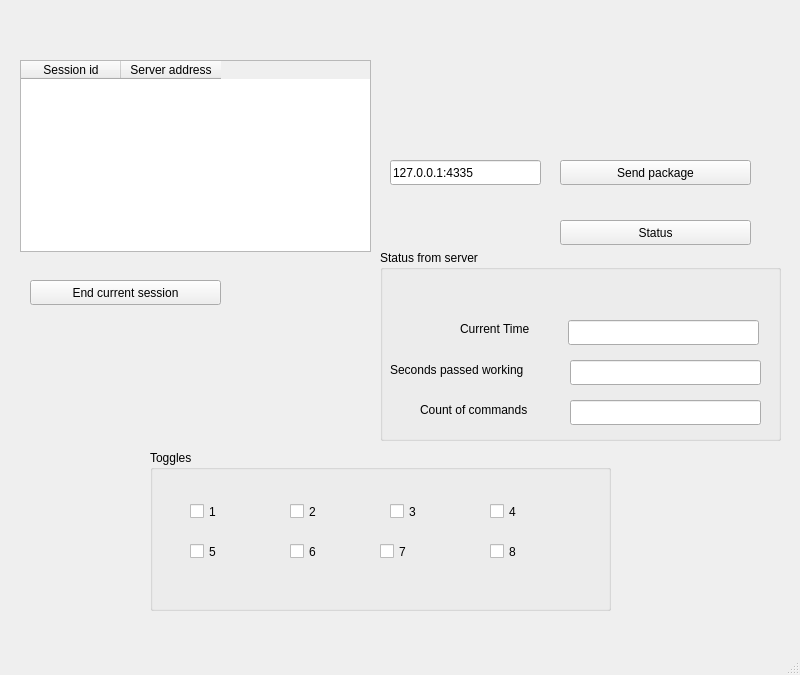
The window that practice_task/mainwindow.ui (ThatsRightImKiryu/CNIIAG-Practice) describes before a commit, drawn with Qt 5.
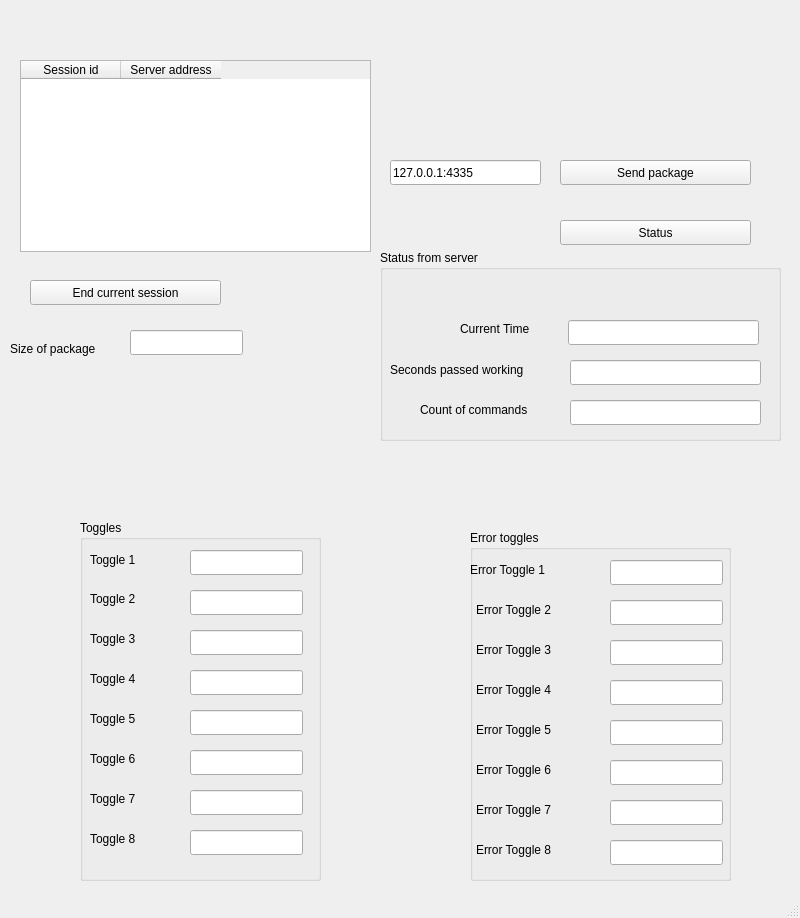
The same window after the commit.

Commit message: reorder classes; rename classes; try to compress 8 to 7 bits; but error with bytetotoggles

The edit to the form file:
```diff
--- a/practice_task/mainwindow.ui
+++ b/practice_task/mainwindow.ui
@@ -7,7 +7,7 @@
     <x>0</x>
     <y>0</y>
     <width>800</width>
-    <height>675</height>
+    <height>918</height>
    </rect>
   </property>
   <property name="windowTitle">
@@ -101,123 +101,6 @@
      <string>End current session</string>
     </property>
    </widget>
-   <widget class="QGroupBox" name="toggleGroupBox">
-    <property name="geometry">
-     <rect>
-      <x>150</x>
-      <y>450</y>
-      <width>461</width>
-      <height>161</height>
-     </rect>
-    </property>
-    <property name="title">
-     <string>Toggles</string>
-    </property>
-    <widget class="QCheckBox" name="checkBox">
-     <property name="geometry">
-      <rect>
-       <x>40</x>
-       <y>50</y>
-       <width>92</width>
-       <height>23</height>
-      </rect>
-     </property>
-     <property name="text">
-      <string>1</string>
-     </property>
-    </widget>
-    <widget class="QCheckBox" name="checkBox_2">
-     <property name="geometry">
-      <rect>
-       <x>140</x>
-       <y>50</y>
-       <width>92</width>
-       <height>23</height>
-      </rect>
-     </property>
-     <property name="text">
-      <string>2</string>
-     </property>
-    </widget>
-    <widget class="QCheckBox" name="checkBox_3">
-     <property name="geometry">
-      <rect>
-       <x>240</x>
-       <y>50</y>
-       <width>92</width>
-       <height>23</height>
-      </rect>
-     </property>
-     <property name="text">
-      <string>3</string>
-     </property>
-    </widget>
-    <widget class="QCheckBox" name="checkBox_4">
-     <property name="geometry">
-      <rect>
-       <x>340</x>
-       <y>50</y>
-       <width>92</width>
-       <height>23</height>
-      </rect>
-     </property>
-     <property name="text">
-      <string>4</string>
-     </property>
-    </widget>
-    <widget class="QCheckBox" name="checkBox_9">
-     <property name="geometry">
-      <rect>
-       <x>40</x>
-       <y>90</y>
-       <width>92</width>
-       <height>23</height>
-      </rect>
-     </property>
-     <property name="text">
-      <string>5</string>
-     </property>
-    </widget>
-    <widget class="QCheckBox" name="checkBox_10">
-     <property name="geometry">
-      <rect>
-       <x>140</x>
-       <y>90</y>
-       <width>92</width>
-       <height>23</height>
-      </rect>
-     </property>
-     <property name="text">
-      <string>6</string>
-     </property>
-    </widget>
-    <widget class="QCheckBox" name="checkBox_11">
-     <property name="geometry">
-      <rect>
-       <x>230</x>
-       <y>90</y>
-       <width>92</width>
-       <height>23</height>
-      </rect>
-     </property>
-     <property name="text">
-      <string>7</string>
-     </property>
-    </widget>
-    <widget class="QCheckBox" name="checkBox_12">
-     <property name="geometry">
-      <rect>
-       <x>340</x>
-       <y>90</y>
-       <width>92</width>
-       <height>23</height>
-      </rect>
-     </property>
-     <property name="text">
-      <string>8</string>
-     </property>
-    </widget>
-   </widget>
    <widget class="QGroupBox" name="StatusGroupBox">
     <property name="geometry">
      <rect>
@@ -312,6 +195,474 @@
      </property>
     </widget>
    </widget>
+   <widget class="QGroupBox" name="groupBox_toggle">
+    <property name="geometry">
+     <rect>
+      <x>80</x>
+      <y>520</y>
+      <width>241</width>
+      <height>361</height>
+     </rect>
+    </property>
+    <property name="title">
+     <string>Toggles</string>
+    </property>
+    <widget class="QLabel" name="label_11">
+     <property name="geometry">
+      <rect>
+       <x>10</x>
+       <y>270</y>
+       <width>67</width>
+       <height>17</height>
+      </rect>
+     </property>
+     <property name="text">
+      <string>Toggle 7</string>
+     </property>
+    </widget>
+    <widget class="QLineEdit" name="lineEdit_2">
+     <property name="geometry">
+      <rect>
+       <x>110</x>
+       <y>30</y>
+       <width>113</width>
+       <height>25</height>
+      </rect>
+     </property>
+     <property name="readOnly">
+      <bool>true</bool>
+     </property>
+    </widget>
+    <widget class="QLineEdit" name="lineEdit_3">
+     <property name="geometry">
+      <rect>
+       <x>110</x>
+       <y>70</y>
+       <width>113</width>
+       <height>25</height>
+      </rect>
+     </property>
+     <property name="readOnly">
+      <bool>true</bool>
+     </property>
+    </widget>
+    <widget class="QLineEdit" name="lineEdit_6">
+     <property name="geometry">
+      <rect>
+       <x>110</x>
+       <y>190</y>
+       <width>113</width>
+       <height>25</height>
+      </rect>
+     </property>
+     <property name="readOnly">
+      <bool>true</bool>
+     </property>
+    </widget>
+    <widget class="QLineEdit" name="lineEdit_7">
+     <property name="geometry">
+      <rect>
+       <x>110</x>
+       <y>230</y>
+       <width>113</width>
+       <height>25</height>
+      </rect>
+     </property>
+     <property name="readOnly">
+      <bool>true</bool>
+     </property>
+    </widget>
+    <widget class="QLabel" name="label_4">
+     <property name="geometry">
+      <rect>
+       <x>10</x>
+       <y>30</y>
+       <width>61</width>
+       <height>20</height>
+      </rect>
+     </property>
+     <property name="text">
+      <string>Toggle 1</string>
+     </property>
+    </widget>
+    <widget class="QLabel" name="label_10">
+     <property name="geometry">
+      <rect>
+       <x>10</x>
+       <y>230</y>
+       <width>67</width>
+       <height>17</height>
+      </rect>
+     </property>
+     <property name="text">
+      <string>Toggle 6</string>
+     </property>
+    </widget>
+    <widget class="QLabel" name="label_7">
+     <property name="geometry">
+      <rect>
+       <x>10</x>
+       <y>150</y>
+       <width>67</width>
+       <height>17</height>
+      </rect>
+     </property>
+     <property name="text">
+      <string>Toggle 4</string>
+     </property>
+    </widget>
+    <widget class="QLabel" name="label_8">
+     <property name="geometry">
+      <rect>
+       <x>10</x>
+       <y>190</y>
+       <width>67</width>
+       <height>17</height>
+      </rect>
+     </property>
+     <property name="text">
+      <string>Toggle 5</string>
+     </property>
+    </widget>
+    <widget class="QLabel" name="label_9">
+     <property name="geometry">
+      <rect>
+       <x>10</x>
+       <y>310</y>
+       <width>67</width>
+       <height>17</height>
+      </rect>
+     </property>
+     <property name="text">
+      <string>Toggle 8</string>
+     </property>
+    </widget>
+    <widget class="QLineEdit" name="lineEdit_4">
+     <property name="geometry">
+      <rect>
+       <x>110</x>
+       <y>110</y>
+       <width>113</width>
+       <height>25</height>
+      </rect>
+     </property>
+     <property name="readOnly">
+      <bool>true</bool>
+     </property>
+    </widget>
+    <widget class="QLineEdit" name="lineEdit_5">
+     <property name="geometry">
+      <rect>
+       <x>110</x>
+       <y>150</y>
+       <width>113</width>
+       <height>25</height>
+      </rect>
+     </property>
+     <property name="readOnly">
+      <bool>true</bool>
+     </property>
+    </widget>
+    <widget class="QLineEdit" name="lineEdit_8">
+     <property name="geometry">
+      <rect>
+       <x>110</x>
+       <y>270</y>
+       <width>113</width>
+       <height>25</height>
+      </rect>
+     </property>
+     <property name="readOnly">
+      <bool>true</bool>
+     </property>
+    </widget>
+    <widget class="QLabel" name="label_5">
+     <property name="geometry">
+      <rect>
+       <x>10</x>
+       <y>70</y>
+       <width>67</width>
+       <height>17</height>
+      </rect>
+     </property>
+     <property name="text">
+      <string>Toggle 2</string>
+     </property>
+    </widget>
+    <widget class="QLabel" name="label_6">
+     <property name="geometry">
+      <rect>
+       <x>10</x>
+       <y>110</y>
+       <width>67</width>
+       <height>17</height>
+      </rect>
+     </property>
+     <property name="text">
+      <string>Toggle 3</string>
+     </property>
+    </widget>
+    <widget class="QLineEdit" name="lineEdit_9">
+     <property name="geometry">
+      <rect>
+       <x>110</x>
+       <y>310</y>
+       <width>113</width>
+       <height>25</height>
+      </rect>
+     </property>
+     <property name="readOnly">
+      <bool>true</bool>
+     </property>
+    </widget>
+   </widget>
+   <widget class="QGroupBox" name="groupBox_err">
+    <property name="geometry">
+     <rect>
+      <x>470</x>
+      <y>530</y>
+      <width>261</width>
+      <height>351</height>
+     </rect>
+    </property>
+    <property name="title">
+     <string>Error toggles</string>
+    </property>
+    <widget class="QLineEdit" name="lineEdit_17">
+     <property name="geometry">
+      <rect>
+       <x>140</x>
+       <y>310</y>
+       <width>113</width>
+       <height>25</height>
+      </rect>
+     </property>
+     <property name="readOnly">
+      <bool>true</bool>
+     </property>
+    </widget>
+    <widget class="QLabel" name="label_17">
+     <property name="geometry">
+      <rect>
+       <x>6</x>
+       <y>270</y>
+       <width>101</width>
+       <height>20</height>
+      </rect>
+     </property>
+     <property name="text">
+      <string>Error Toggle 7</string>
+     </property>
+    </widget>
+    <widget class="QLabel" name="label_19">
+     <property name="geometry">
+      <rect>
+       <x>6</x>
+       <y>110</y>
+       <width>101</width>
+       <height>20</height>
+      </rect>
+     </property>
+     <property name="text">
+      <string>Error Toggle 3</string>
+     </property>
+    </widget>
+    <widget class="QLabel" name="label_16">
+     <property name="geometry">
+      <rect>
+       <x>6</x>
+       <y>310</y>
+       <width>101</width>
+       <height>20</height>
+      </rect>
+     </property>
+     <property name="text">
+      <string>Error Toggle 8</string>
+     </property>
+    </widget>
+    <widget class="QLineEdit" name="lineEdit_12">
+     <property name="geometry">
+      <rect>
+       <x>140</x>
+       <y>190</y>
+       <width>113</width>
+       <height>25</height>
+      </rect>
+     </property>
+     <property name="readOnly">
+      <bool>true</bool>
+     </property>
+    </widget>
+    <widget class="QLineEdit" name="lineEdit_11">
+     <property name="geometry">
+      <rect>
+       <x>140</x>
+       <y>70</y>
+       <width>113</width>
+       <height>25</height>
+      </rect>
+     </property>
+     <property name="readOnly">
+      <bool>true</bool>
+     </property>
+    </widget>
+    <widget class="QLabel" name="label_14">
+     <property name="geometry">
+      <rect>
+       <x>6</x>
+       <y>150</y>
+       <width>101</width>
+       <height>20</height>
+      </rect>
+     </property>
+     <property name="text">
+      <string>Error Toggle 4</string>
+     </property>
+    </widget>
+    <widget class="QLabel" name="label_18">
+     <property name="geometry">
+      <rect>
+       <x>6</x>
+       <y>70</y>
+       <width>101</width>
+       <height>20</height>
+      </rect>
+     </property>
+     <property name="text">
+      <string>Error Toggle 2</string>
+     </property>
+    </widget>
+    <widget class="QLabel" name="label_15">
+     <property name="geometry">
+      <rect>
+       <x>6</x>
+       <y>190</y>
+       <width>101</width>
+       <height>20</height>
+      </rect>
+     </property>
+     <property name="text">
+      <string>Error Toggle 5</string>
+     </property>
+    </widget>
+    <widget class="QLineEdit" name="lineEdit_14">
+     <property name="geometry">
+      <rect>
+       <x>140</x>
+       <y>110</y>
+       <width>113</width>
+       <height>25</height>
+      </rect>
+     </property>
+     <property name="readOnly">
+      <bool>true</bool>
+     </property>
+    </widget>
+    <widget class="QLineEdit" name="lineEdit_10">
+     <property name="geometry">
+      <rect>
+       <x>140</x>
+       <y>30</y>
+       <width>113</width>
+       <height>25</height>
+      </rect>
+     </property>
+     <property name="readOnly">
+      <bool>true</bool>
+     </property>
+    </widget>
+    <widget class="QLineEdit" name="lineEdit_16">
+     <property name="geometry">
+      <rect>
+       <x>140</x>
+       <y>270</y>
+       <width>113</width>
+       <height>25</height>
+      </rect>
+     </property>
+     <property name="readOnly">
+      <bool>true</bool>
+     </property>
+    </widget>
+    <widget class="QLineEdit" name="lineEdit_15">
+     <property name="geometry">
+      <rect>
+       <x>140</x>
+       <y>150</y>
+       <width>113</width>
+       <height>25</height>
+      </rect>
+     </property>
+     <property name="readOnly">
+      <bool>true</bool>
+     </property>
+    </widget>
+    <widget class="QLineEdit" name="lineEdit_13">
+     <property name="geometry">
+      <rect>
+       <x>140</x>
+       <y>230</y>
+       <width>113</width>
+       <height>25</height>
+      </rect>
+     </property>
+     <property name="readOnly">
+      <bool>true</bool>
+     </property>
+    </widget>
+    <widget class="QLabel" name="label_13">
+     <property name="geometry">
+      <rect>
+       <x>6</x>
+       <y>230</y>
+       <width>101</width>
+       <height>20</height>
+      </rect>
+     </property>
+     <property name="text">
+      <string>Error Toggle 6</string>
+     </property>
+    </widget>
+    <widget class="QLabel" name="label_12">
+     <property name="geometry">
+      <rect>
+       <x>0</x>
+       <y>30</y>
+       <width>101</width>
+       <height>20</height>
+      </rect>
+     </property>
+     <property name="text">
+      <string>Error Toggle 1</string>
+     </property>
+    </widget>
+   </widget>
+   <widget class="QLineEdit" name="lineEdit_pkgSize">
+    <property name="geometry">
+     <rect>
+      <x>130</x>
+      <y>330</y>
+      <width>113</width>
+      <height>25</height>
+     </rect>
+    </property>
+    <property name="readOnly">
+     <bool>true</bool>
+    </property>
+   </widget>
+   <widget class="QLabel" name="label_20">
+    <property name="geometry">
+     <rect>
+      <x>10</x>
+      <y>340</y>
+      <width>111</width>
+      <height>17</height>
+     </rect>
+    </property>
+    <property name="text">
+     <string>Size of package</string>
+    </property>
+   </widget>
   </widget>
   <widget class="QStatusBar" name="statusbar"/>
  </widget>
```
The commit also changes 29 other files.
